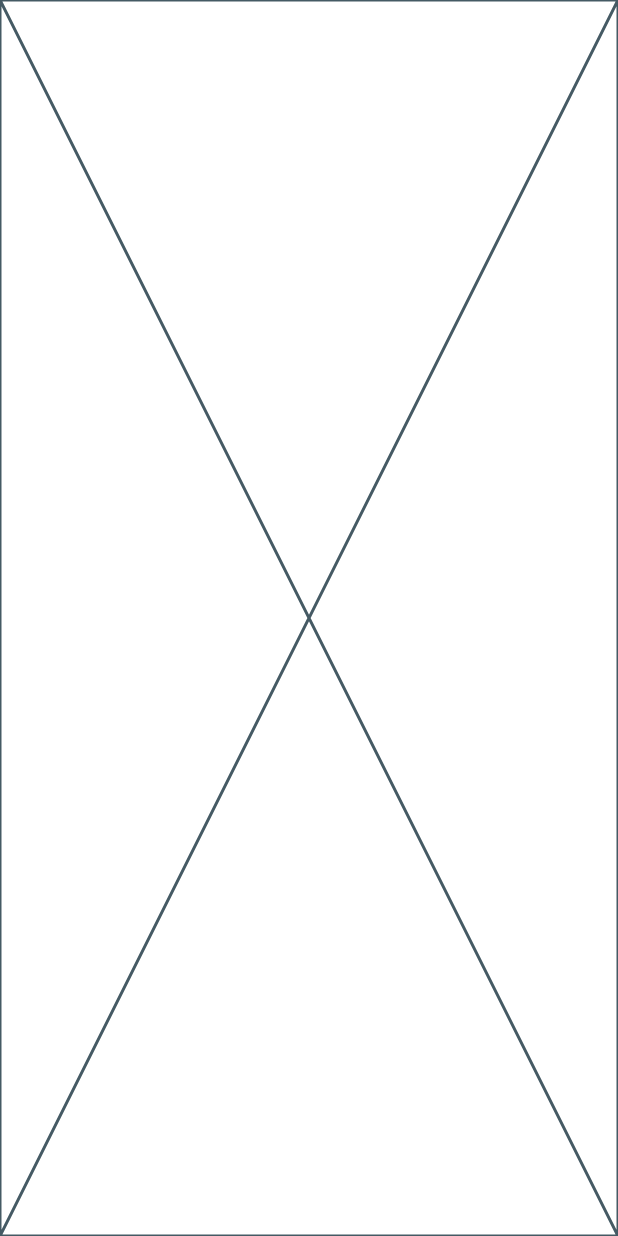
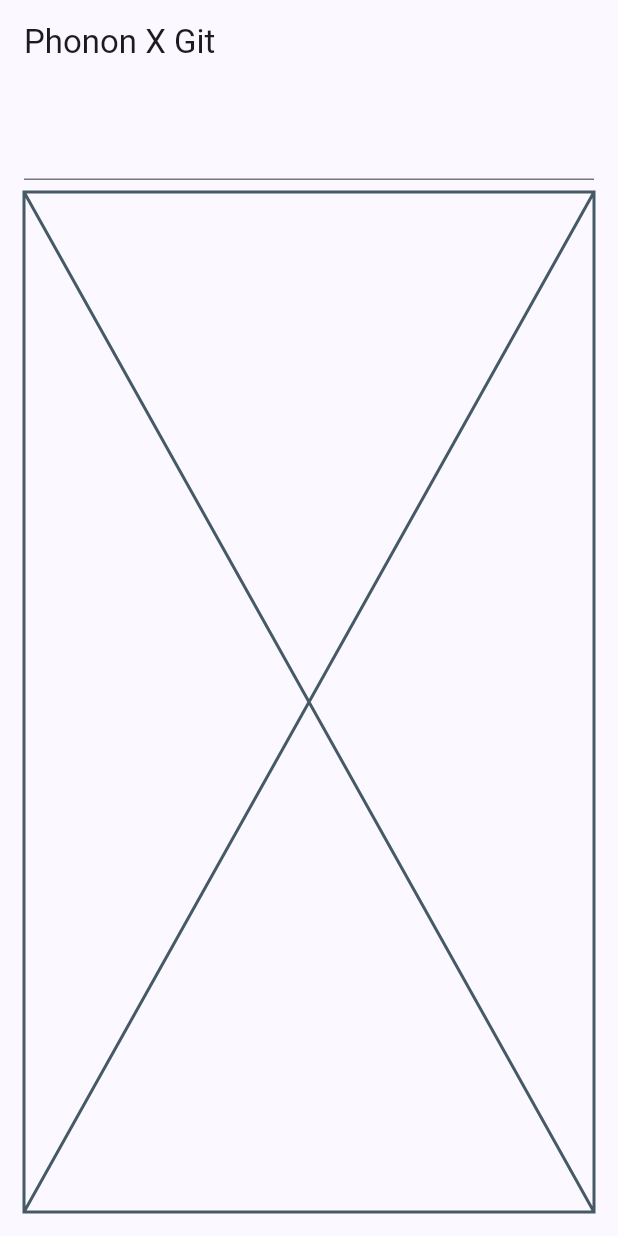
Before and after one commit to WnATechLabs/phononxgit, a Flutter app: the screen it shows after launch, on a phone screen of 412 x 824 dp. Run offline on Flutter 3.47's test engine with Material 2 defaults, Android fonts, the phone set to English and light mode, and no system bars; our stand-ins replace gap.

Commit message:
add base home page

```diff
--- a/lib/ui/pages/home/page.dart
+++ b/lib/ui/pages/home/page.dart
@@ -1,10 +1,30 @@
 import 'package:flutter/material.dart';
+import 'package:gap/gap.dart';
+import 'package:phononxgit/core/core.dart';
 
 class HomePage extends StatelessWidget {
-  const HomePage({super.key});
+  const HomePage({super.key = const Key('HomePage')});
 
   @override
   Widget build(BuildContext context) {
-    return const Placeholder();
+    return Scaffold(
+      appBar: AppBar(
+        title: const Text(AppConstants.appName),
+      ),
+      body: const Padding(
+        padding: EdgeInsets.all(16.0),
+        child: Column(
+          children: [
+            TextField(),
+            Gap(8),
+            Expanded(
+              child: Placeholder(
+                fallbackHeight: 20,
+              ),
+            ),
+          ],
+        ),
+      ),
+    );
   }
 }
```
